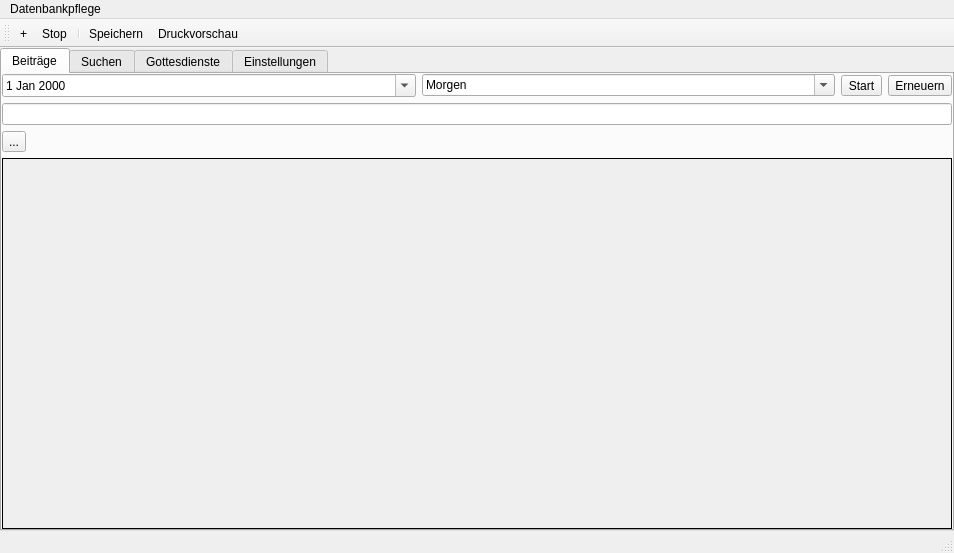
This is mainwindow.ui in audioprog/AudioDatabaseForUsbAutoCopyMaster as Qt 5 draws it before an edit. The edited form follows.
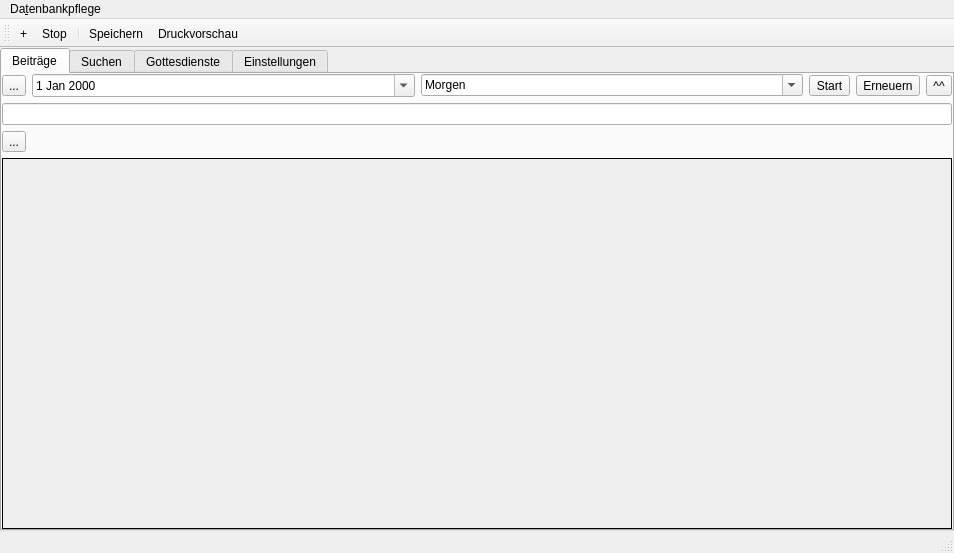
This is the edited form. Icons and pictures are not drawn. Custom widgets are drawn as their Qt base class.

```diff
--- a/mainwindow.ui
+++ b/mainwindow.ui
@@ -54,6 +54,13 @@
         </property>
         <item>
          <layout class="QHBoxLayout" name="horizontalLayout">
+          <item>
+           <widget class="QToolButton" name="toolButton">
+            <property name="text">
+             <string>...</string>
+            </property>
+           </widget>
+          </item>
           <item>
            <widget class="QDateEdit" name="dateEdit">
             <property name="calendarPopup">
@@ -112,6 +119,16 @@
             </property>
            </widget>
           </item>
+          <item>
+           <widget class="QToolButton" name="toolButtonPush">
+            <property name="toolTip">
+             <string>Zu CopyCener kopieren</string>
+            </property>
+            <property name="text">
+             <string>^^</string>
+            </property>
+           </widget>
+          </item>
          </layout>
         </item>
         <item>
@@ -268,12 +285,12 @@
      <x>0</x>
      <y>0</y>
      <width>954</width>
-     <height>21</height>
+     <height>30</height>
     </rect>
    </property>
    <widget class="QMenu" name="menuDatenbankpflege">
     <property name="title">
-     <string>Datenbankpflege</string>
+     <string>Da&amp;tenbankpflege</string>
     </property>
     <widget class="QMenu" name="menu_Sammeln">
      <property name="title">
```
Left out of the diff: 10 changed lines with no effect on the pictures.
